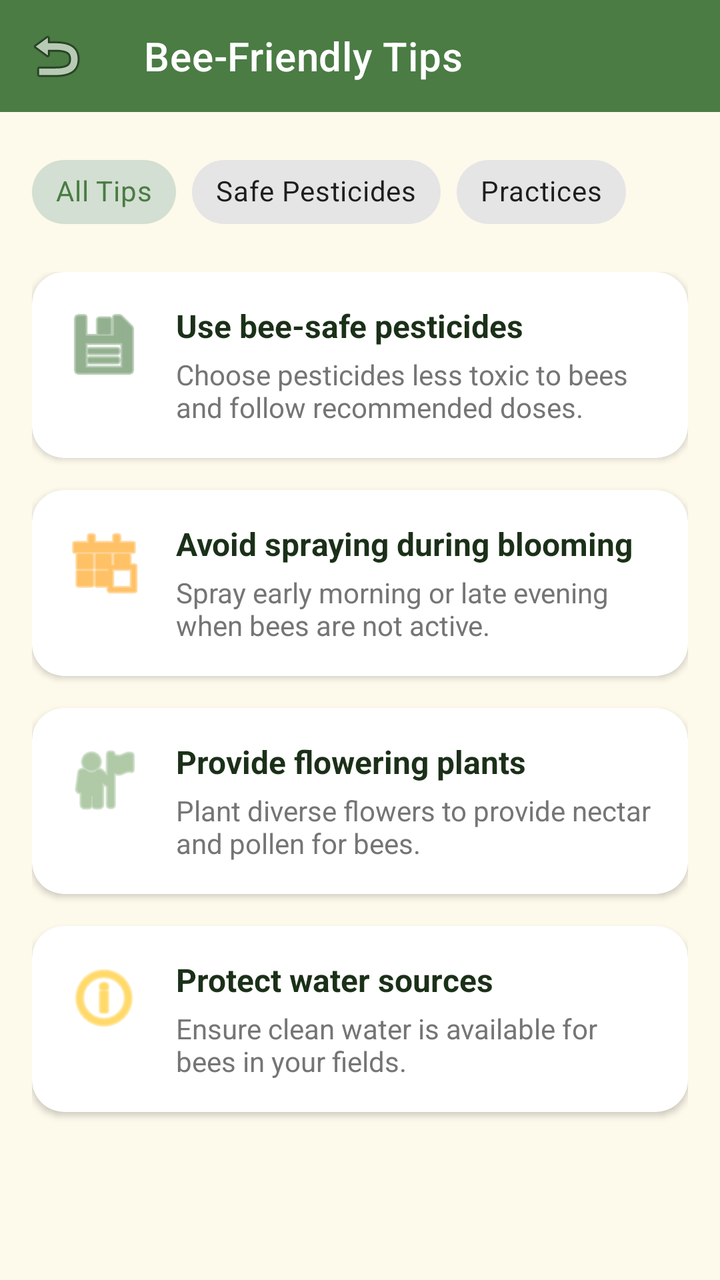
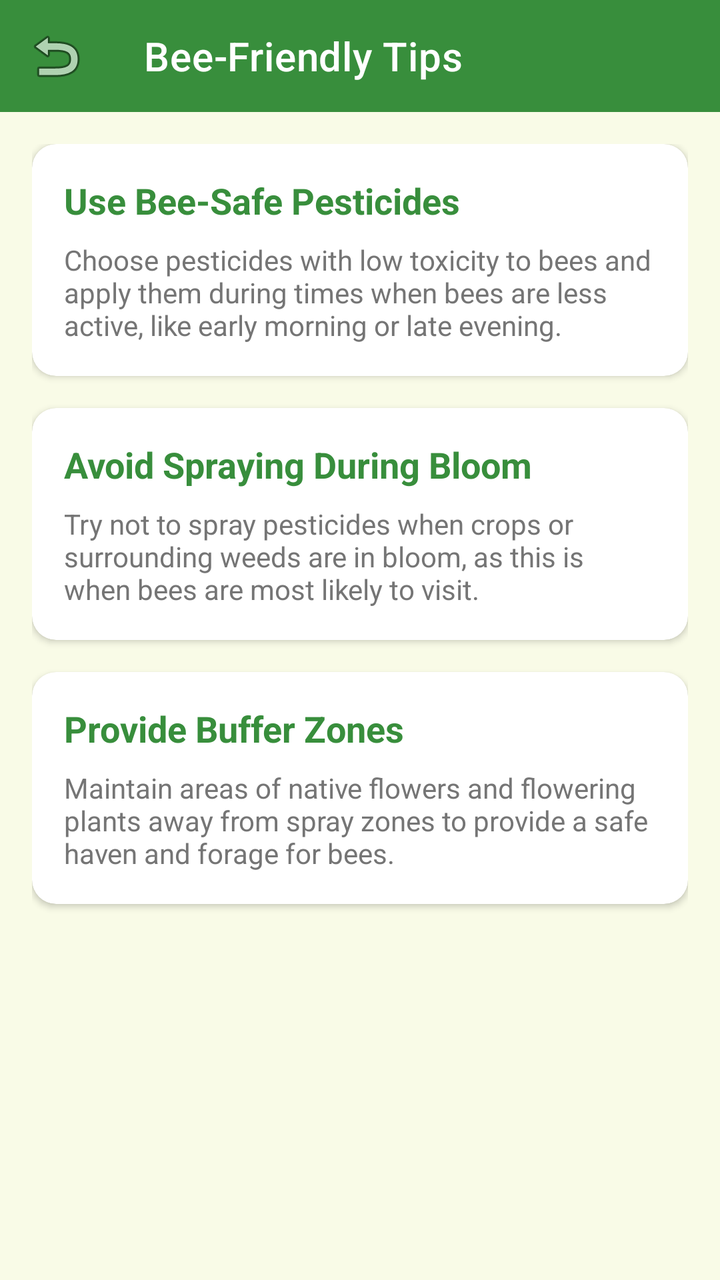

Screens rendered from an Android XML layout before and after an edit, with the pre-edit source and the edit as a unified diff.
<!-- AndroidManifest.xml: application theme Theme.MadhuSiri -->
<!-- res/layout/activity_tips.xml -->
<?xml version="1.0" encoding="utf-8"?>
<LinearLayout xmlns:android="http://schemas.android.com/apk/res/android"
    xmlns:app="http://schemas.android.com/apk/res-auto"
    android:layout_width="match_parent"
    android:layout_height="match_parent"
    android:orientation="vertical"
    android:background="@color/background_cream">

    <androidx.appcompat.widget.Toolbar
        android:id="@+id/toolbar"
        android:layout_width="match_parent"
        android:layout_height="?attr/actionBarSize"
        android:background="@color/primary_green"
        app:title="@string/bee_tips"
        app:titleTextColor="@color/white"
        app:navigationIcon="@android:drawable/ic_menu_revert"/>

    <com.google.android.material.chip.ChipGroup
        android:layout_width="match_parent"
        android:layout_height="wrap_content"
        android:padding="16dp"
        app:singleSelection="true">
        <com.google.android.material.chip.Chip
            style="@style/Widget.MaterialComponents.Chip.Choice"
            android:layout_width="wrap_content"
            android:layout_height="wrap_content"
            android:text="All Tips"
            android:checked="true"/>
        <com.google.android.material.chip.Chip
            style="@style/Widget.MaterialComponents.Chip.Choice"
            android:layout_width="wrap_content"
            android:layout_height="wrap_content"
            android:text="Safe Pesticides"/>
        <com.google.android.material.chip.Chip
            style="@style/Widget.MaterialComponents.Chip.Choice"
            android:layout_width="wrap_content"
            android:layout_height="wrap_content"
            android:text="Practices"/>
    </com.google.android.material.chip.ChipGroup>

    <ScrollView
        android:layout_width="match_parent"
        android:layout_height="match_parent">

        <LinearLayout
            android:layout_width="match_parent"
            android:layout_height="wrap_content"
            android:orientation="vertical"
            android:paddingHorizontal="16dp">

            <androidx.cardview.widget.CardView
                android:layout_width="match_parent"
                android:layout_height="wrap_content"
                android:layout_marginBottom="16dp">
                <LinearLayout
                    android:layout_width="match_parent"
                    android:layout_height="wrap_content"
                    android:orientation="horizontal"
                    android:padding="16dp">
                    <ImageView
                        android:layout_width="40dp"
                        android:layout_height="40dp"
                        android:src="@android:drawable/ic_menu_save"
                        app:tint="@color/primary_green"
                        android:contentDescription="Tip Icon"/>
                    <LinearLayout
                        android:layout_width="match_parent"
                        android:layout_height="wrap_content"
                        android:orientation="vertical"
                        android:layout_marginStart="16dp">
                        <TextView
                            android:layout_width="wrap_content"
                            android:layout_height="wrap_content"
                            android:text="Use bee-safe pesticides"
                            android:textStyle="bold"
                            android:textSize="16sp"
                            android:textColor="@color/text_dark"/>
                        <TextView
                            android:layout_width="wrap_content"
                            android:layout_height="wrap_content"
                            android:text="Choose pesticides less toxic to bees and follow recommended doses."
                            android:layout_marginTop="4dp"
                            android:textColor="@color/text_gray"/>
                    </LinearLayout>
                </LinearLayout>
            </androidx.cardview.widget.CardView>

            <androidx.cardview.widget.CardView
                android:layout_width="match_parent"
                android:layout_height="wrap_content"
                android:layout_marginBottom="16dp">
                <LinearLayout
                    android:layout_width="match_parent"
                    android:layout_height="wrap_content"
                    android:orientation="horizontal"
                    android:padding="16dp">
                    <ImageView
                        android:layout_width="40dp"
                        android:layout_height="40dp"
                        android:src="@android:drawable/ic_menu_today"
                        app:tint="@color/honey_orange"
                        android:contentDescription="Tip Icon"/>
                    <LinearLayout
                        android:layout_width="match_parent"
                        android:layout_height="wrap_content"
                        android:orientation="vertical"
                        android:layout_marginStart="16dp">
                        <TextView
                            android:layout_width="wrap_content"
                            android:layout_height="wrap_content"
                            android:text="Avoid spraying during blooming"
                            android:textStyle="bold"
                            android:textSize="16sp"
                            android:textColor="@color/text_dark"/>
                        <TextView
                            android:layout_width="wrap_content"
                            android:layout_height="wrap_content"
                            android:text="Spray early morning or late evening when bees are not active."
                            android:layout_marginTop="4dp"
                            android:textColor="@color/text_gray"/>
                    </LinearLayout>
                </LinearLayout>
            </androidx.cardview.widget.CardView>

            <androidx.cardview.widget.CardView
                android:layout_width="match_parent"
                android:layout_height="wrap_content"
                android:layout_marginBottom="16dp">
                <LinearLayout
                    android:layout_width="match_parent"
                    android:layout_height="wrap_content"
                    android:orientation="horizontal"
                    android:padding="16dp">
                    <ImageView
                        android:layout_width="40dp"
                        android:layout_height="40dp"
                        android:src="@android:drawable/ic_menu_myplaces"
                        app:tint="@color/accent_green"
                        android:contentDescription="Tip Icon"/>
                    <LinearLayout
                        android:layout_width="match_parent"
                        android:layout_height="wrap_content"
                        android:orientation="vertical"
                        android:layout_marginStart="16dp">
                        <TextView
                            android:layout_width="wrap_content"
                            android:layout_height="wrap_content"
                            android:text="Provide flowering plants"
                            android:textStyle="bold"
                            android:textSize="16sp"
                            android:textColor="@color/text_dark"/>
                        <TextView
                            android:layout_width="wrap_content"
                            android:layout_height="wrap_content"
                            android:text="Plant diverse flowers to provide nectar and pollen for bees."
                            android:layout_marginTop="4dp"
                            android:textColor="@color/text_gray"/>
                    </LinearLayout>
                </LinearLayout>
            </androidx.cardview.widget.CardView>

            <androidx.cardview.widget.CardView
                android:layout_width="match_parent"
                android:layout_height="wrap_content"
                android:layout_marginBottom="16dp">
                <LinearLayout
                    android:layout_width="match_parent"
                    android:layout_height="wrap_content"
                    android:orientation="horizontal"
                    android:padding="16dp">
                    <ImageView
                        android:layout_width="40dp"
                        android:layout_height="40dp"
                        android:src="@android:drawable/ic_menu_info_details"
                        app:tint="@color/honey_yellow"
                        android:contentDescription="Tip Icon"/>
                    <LinearLayout
                        android:layout_width="match_parent"
                        android:layout_height="wrap_content"
                        android:orientation="vertical"
                        android:layout_marginStart="16dp">
                        <TextView
                            android:layout_width="wrap_content"
                            android:layout_height="wrap_content"
                            android:text="Protect water sources"
                            android:textStyle="bold"
                            android:textSize="16sp"
                            android:textColor="@color/text_dark"/>
                        <TextView
                            android:layout_width="wrap_content"
                            android:layout_height="wrap_content"
                            android:text="Ensure clean water is available for bees in your fields."
                            android:layout_marginTop="4dp"
                            android:textColor="@color/text_gray"/>
                    </LinearLayout>
                </LinearLayout>
            </androidx.cardview.widget.CardView>

        </LinearLayout>
    </ScrollView>

</LinearLayout>
<!-- resources referenced by this layout -->
<resources>
  <color name="accent_green">#7BA66D</color>
  <color name="background_cream">#FDF9EB</color>
  <color name="honey_orange">#FF9800</color>
  <color name="honey_yellow">#FFC107</color>
  <color name="primary_green">#4A7C44</color>
  <color name="text_dark">#1B3018</color>
  <color name="text_gray">#757575</color>
  <color name="white">#FFFFFFFF</color>
  <string name="bee_tips">Bee-Friendly Tips</string>
  <style name="Theme.MadhuSiri" parent="Theme.MaterialComponents.Light.NoActionBar">
          
          <item name="colorPrimary">@color/primary_green</item>
          <item name="colorPrimaryVariant">@color/primary_dark</item>
          <item name="colorOnPrimary">@color/white</item>
          
          <item name="colorSecondary">@color/honey_yellow</item>
          <item name="colorSecondaryVariant">@color/honey_orange</item>
          <item name="colorOnSecondary">@color/black</item>
          
          <item name="android:statusBarColor">@color/primary_dark</item>
          
          <item name="android:windowBackground">@color/background_cream</item>
  
          <item name="cardViewStyle">@style/CustomCardView</item>
      </style>
  <color name="primary_dark">#2E4B28</color>
  <color name="black">#FF000000</color>
  <style name="CustomCardView" parent="Widget.MaterialComponents.CardView">
          <item name="cardCornerRadius">16dp</item>
          <item name="cardElevation">2dp</item>
          <item name="cardBackgroundColor">@color/card_bg</item>
      </style>
  <color name="card_bg">#FFFFFF</color>
</resources>

<!-- the commit's change to res/layout/activity_tips.xml (unified diff, before → after) -->
@@ -1,202 +1,116 @@
 <?xml version="1.0" encoding="utf-8"?>
-<LinearLayout xmlns:android="http://schemas.android.com/apk/res/android"
+<androidx.coordinatorlayout.widget.CoordinatorLayout xmlns:android="http://schemas.android.com/apk/res/android"
     xmlns:app="http://schemas.android.com/apk/res-auto"
     android:layout_width="match_parent"
     android:layout_height="match_parent"
-    android:orientation="vertical"
     android:background="@color/background_cream">
 
-    <androidx.appcompat.widget.Toolbar
-        android:id="@+id/toolbar"
+    <LinearLayout
         android:layout_width="match_parent"
-        android:layout_height="?attr/actionBarSize"
-        android:background="@color/primary_green"
-        app:title="@string/bee_tips"
-        app:titleTextColor="@color/white"
-        app:navigationIcon="@android:drawable/ic_menu_revert"/>
+        android:layout_height="match_parent"
+        android:orientation="vertical">
 
-    <com.google.android.material.chip.ChipGroup
-        android:layout_width="match_parent"
-        android:layout_height="wrap_content"
-        android:padding="16dp"
-        app:singleSelection="true">
-        <com.google.android.material.chip.Chip
-            style="@style/Widget.MaterialComponents.Chip.Choice"
-            android:layout_width="wrap_content"
-            android:layout_height="wrap_content"
-            android:text="All Tips"
-            android:checked="true"/>
-        <com.google.android.material.chip.Chip
-            style="@style/Widget.MaterialComponents.Chip.Choice"
-            android:layout_width="wrap_content"
-            android:layout_height="wrap_content"
-            android:text="Safe Pesticides"/>
-        <com.google.android.material.chip.Chip
-            style="@style/Widget.MaterialComponents.Chip.Choice"
-            android:layout_width="wrap_content"
-            android:layout_height="wrap_content"
-            android:text="Practices"/>
-    </com.google.android.material.chip.ChipGroup>
+        <androidx.appcompat.widget.Toolbar
+            android:id="@+id/toolbar"
+            android:layout_width="match_parent"
+            android:layout_height="?attr/actionBarSize"
+            android:background="@color/primary_green"
+            app:title="@string/bee_tips"
+            app:titleTextColor="@color/white"
+            app:navigationIcon="@android:drawable/ic_menu_revert"/>
 
-    <ScrollView
-        android:layout_width="match_parent"
-        android:layout_height="match_parent">
+        <androidx.core.widget.NestedScrollView
+            android:layout_width="match_parent"
+            android:layout_height="match_parent">
 
-        <LinearLayout
-            android:layout_width="match_parent"
-            android:layout_height="wrap_content"
-            android:orientation="vertical"
-            android:paddingHorizontal="16dp">
-
-            <androidx.cardview.widget.CardView
+            <LinearLayout
                 android:layout_width="match_parent"
                 android:layout_height="wrap_content"
-                android:layout_marginBottom="16dp">
-                <LinearLayout
+                android:orientation="vertical"
+                android:padding="16dp">
+
+                
+                <androidx.cardview.widget.CardView
                     android:layout_width="match_parent"
                     android:layout_height="wrap_content"
-                    android:orientation="horizontal"
-                    android:padding="16dp">
-                    <ImageView
-                        android:layout_width="40dp"
-                        android:layout_height="40dp"
-                        android:src="@android:drawable/ic_menu_save"
-                        app:tint="@color/primary_green"
-                        android:contentDescription="Tip Icon"/>
+                    android:layout_marginBottom="16dp"
+                    app:cardCornerRadius="12dp">
                     <LinearLayout
                         android:layout_width="match_parent"
                         android:layout_height="wrap_content"
                         android:orientation="vertical"
-                        android:layout_marginStart="16dp">
+                        android:padding="16dp">
                         <TextView
                             android:layout_width="wrap_content"
                             android:layout_height="wrap_content"
-                            android:text="Use bee-safe pesticides"
+                            android:text="Use Bee-Safe Pesticides"
                             android:textStyle="bold"
-                            android:textSize="16sp"
-                            android:textColor="@color/text_dark"/>
+                            android:textSize="18sp"
+                            android:textColor="@color/primary_green"/>
                         <TextView
                             android:layout_width="wrap_content"
                             android:layout_height="wrap_content"
-                            android:text="Choose pesticides less toxic to bees and follow recommended doses."
-                            android:layout_marginTop="4dp"
+                            android:layout_marginTop="8dp"
+                            android:text="Choose pesticides with low toxicity to bees and apply them during times when bees are less active, like early morning or late evening."
                             android:textColor="@color/text_gray"/>
                     </LinearLayout>
-                </LinearLayout>
-            </androidx.cardview.widget.CardView>
+                </androidx.cardview.widget.CardView>
 
-            <androidx.cardview.widget.CardView
-                android:layout_width="match_parent"
-                android:layout_height="wrap_content"
-                android:layout_marginBottom="16dp">
-                <LinearLayout
+                
+                <androidx.cardview.widget.CardView
                     android:layout_width="match_parent"
                     android:layout_height="wrap_content"
-                    android:orientation="horizontal"
-                    android:padding="16dp">
-                    <ImageView
-                        android:layout_width="40dp"
-                        android:layout_height="40dp"
-                        android:src="@android:drawable/ic_menu_today"
-                        app:tint="@color/honey_orange"
-                        android:contentDescription="Tip Icon"/>
+                    android:layout_marginBottom="16dp"
+                    app:cardCornerRadius="12dp">
                     <LinearLayout
                         android:layout_width="match_parent"
                         android:layout_height="wrap_content"
                         android:orientation="vertical"
-                        android:layout_marginStart="16dp">
+                        android:padding="16dp">
                         <TextView
                             android:layout_width="wrap_content"
                             android:layout_height="wrap_content"
-                            android:text="Avoid spraying during blooming"
+                            android:text="Avoid Spraying During Bloom"
                             android:textStyle="bold"
-                            android:textSize="16sp"
-                            android:textColor="@color/text_dark"/>
+                            android:textSize="18sp"
+                            android:textColor="@color/primary_green"/>
                         <TextView
                             android:layout_width="wrap_content"
                             android:layout_height="wrap_content"
-                            android:text="Spray early morning or late evening when bees are not active."
-                            android:layout_marginTop="4dp"
+                            android:layout_marginTop="8dp"
+                            android:text="Try not to spray pesticides when crops or surrounding weeds are in bloom, as this is when bees are most likely to visit."
                             android:textColor="@color/text_gray"/>
                     </LinearLayout>
-                </LinearLayout>
-            </androidx.cardview.widget.CardView>
+                </androidx.cardview.widget.CardView>
 
-            <androidx.cardview.widget.CardView
-                android:layout_width="match_parent"
-                android:layout_height="wrap_content"
-                android:layout_marginBottom="16dp">
-                <LinearLayout
+                
+                <androidx.cardview.widget.CardView
                     android:layout_width="match_parent"
                     android:layout_height="wrap_content"
-                    android:orientation="horizontal"
-                    android:padding="16dp">
-                    <ImageView
-                        android:layout_width="40dp"
-                        android:layout_height="40dp"
-                        android:src="@android:drawable/ic_menu_myplaces"
-                        app:tint="@color/accent_green"
-                        android:contentDescription="Tip Icon"/>
+                    android:layout_marginBottom="16dp"
+                    app:cardCornerRadius="12dp">
                     <LinearLayout
                         android:layout_width="match_parent"
                         android:layout_height="wrap_content"
                         android:orientation="vertical"
-                        android:layout_marginStart="16dp">
+                        android:padding="16dp">
                         <TextView
                             android:layout_width="wrap_content"
                             android:layout_height="wrap_content"
-                            android:text="Provide flowering plants"
+                            android:text="Provide Buffer Zones"
                             android:textStyle="bold"
-                            android:textSize="16sp"
-                            android:textColor="@color/text_dark"/>
+                            android:textSize="18sp"
+                            android:textColor="@color/primary_green"/>
                         <TextView
                             android:layout_width="wrap_content"
                             android:layout_height="wrap_content"
-                            android:text="Plant diverse flowers to provide nectar and pollen for bees."
-                            android:layout_marginTop="4dp"
+                            android:layout_marginTop="8dp"
+                            android:text="Maintain areas of native flowers and flowering plants away from spray zones to provide a safe haven and forage for bees."
                             android:textColor="@color/text_gray"/>
                     </LinearLayout>
-                </LinearLayout>
-            </androidx.cardview.widget.CardView>
+                </androidx.cardview.widget.CardView>
 
-            <androidx.cardview.widget.CardView
-                android:layout_width="match_parent"
-                android:layout_height="wrap_content"
-                android:layout_marginBottom="16dp">
-                <LinearLayout
-                    android:layout_width="match_parent"
-                    android:layout_height="wrap_content"
-                    android:orientation="horizontal"
-                    android:padding="16dp">
-                    <ImageView
-                        android:layout_width="40dp"
-                        android:layout_height="40dp"
-                        android:src="@android:drawable/ic_menu_info_details"
-                        app:tint="@color/honey_yellow"
-                        android:contentDescription="Tip Icon"/>
-                    <LinearLayout
-                        android:layout_width="match_parent"
-                        android:layout_height="wrap_content"
-                        android:orientation="vertical"
-                        android:layout_marginStart="16dp">
-                        <TextView
-                            android:layout_width="wrap_content"
-                            android:layout_height="wrap_content"
-                            android:text="Protect water sources"
-                            android:textStyle="bold"
-                            android:textSize="16sp"
-                            android:textColor="@color/text_dark"/>
-                        <TextView
-                            android:layout_width="wrap_content"
-                            android:layout_height="wrap_content"
-                            android:text="Ensure clean water is available for bees in your fields."
-                            android:layout_marginTop="4dp"
-                            android:textColor="@color/text_gray"/>
-                    </LinearLayout>
-                </LinearLayout>
-            </androidx.cardview.widget.CardView>
-
-        </LinearLayout>
-    </ScrollView>
-
-</LinearLayout>
+            </LinearLayout>
+        </androidx.core.widget.NestedScrollView>
+    </LinearLayout>
+</androidx.coordinatorlayout.widget.CoordinatorLayout>
<!-- resource entries referenced after the edit -->
@@ -1,11 +1,9 @@
 <!-- resources referenced by this layout -->
 <resources>
-  <color name="accent_green">#7BA66D</color>
-  <color name="background_cream">#FDF9EB</color>
-  <color name="honey_orange">#FF9800</color>
-  <color name="honey_yellow">#FFC107</color>
-  <color name="primary_green">#4A7C44</color>
-  <color name="text_dark">#1B3018</color>
+  <color name="background_cream">#F9FBE7</color>
+  <color name="honey_orange">#F57C00</color>
+  <color name="honey_yellow">#FBC02D</color>
+  <color name="primary_green">#388E3C</color>
   <color name="text_gray">#757575</color>
   <color name="white">#FFFFFFFF</color>
   <string name="bee_tips">Bee-Friendly Tips</string>
@@ -25,7 +23,7 @@
   
           <item name="cardViewStyle">@style/CustomCardView</item>
       </style>
-  <color name="primary_dark">#2E4B28</color>
+  <color name="primary_dark">#1B5E20</color>
   <color name="black">#FF000000</color>
   <style name="CustomCardView" parent="Widget.MaterialComponents.CardView">
           <item name="cardCornerRadius">16dp</item>
